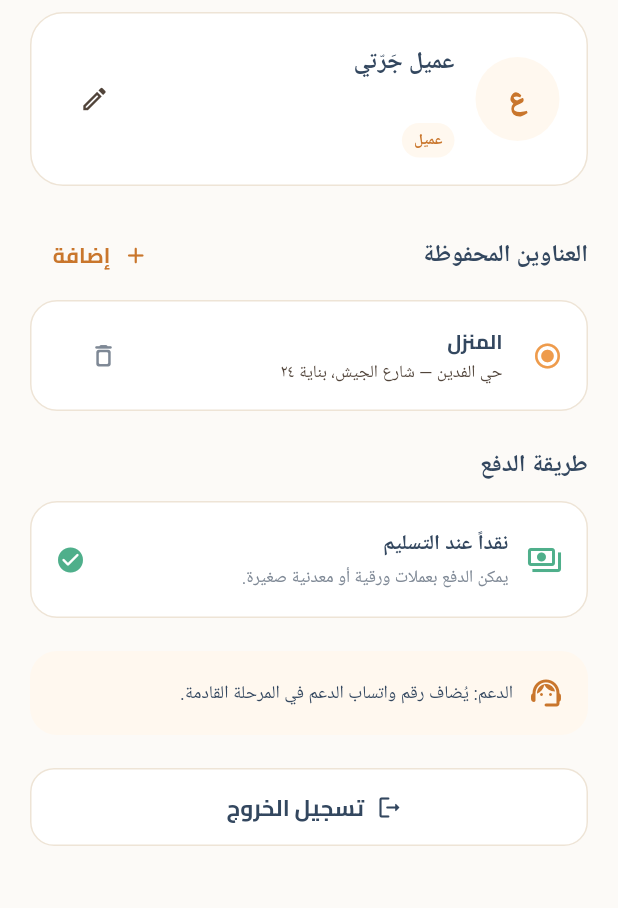
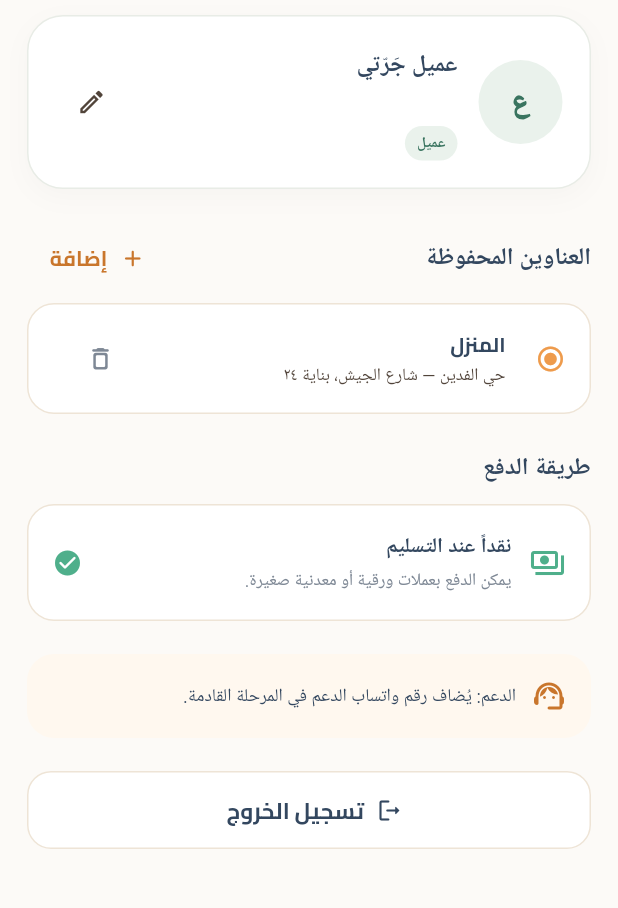
Before and after one commit to bash121213-ops/jarti-gas-mafraq, a Flutter app: the AccountScreen screen opened directly, on a phone screen of 412 x 824 dp, the part 84-992 px from its top. Run offline on Flutter 3.47's test engine with Material 3 defaults, Android fonts, the phone set to English and light mode, and no system bars; our stand-ins replace shared_preferences, supabase_flutter; accounts and stored records are empty.

Commit message:
Polish customer account experience

```diff
--- a/app/lib/features/account/account_screen.dart
+++ b/app/lib/features/account/account_screen.dart
@@ -59,28 +59,29 @@ class AccountScreen extends StatelessWidget {
     final user = state.user;
 
     return Scaffold(
-      appBar: AppBar(title: const Text('حسابي')),
+      appBar: AppBar(title: const Text('حسابي'), backgroundColor: const Color(0xFFF6F7F3)),
       body: ListView(
-        padding: const EdgeInsets.fromLTRB(20, 8, 20, 30),
+        padding: const EdgeInsets.fromLTRB(18, 10, 18, 30),
         children: [
           Container(
             padding: const EdgeInsets.all(18),
             decoration: BoxDecoration(
               color: Colors.white,
-              borderRadius: BorderRadius.circular(22),
-              border: Border.all(color: AppColors.line),
+              borderRadius: BorderRadius.circular(24),
+              border: Border.all(color: const Color(0xFFE8ECE6)),
+              boxShadow: [BoxShadow(color: Colors.black.withValues(alpha: .025), blurRadius: 14, offset: const Offset(0, 5))],
             ),
             child: Row(
               children: [
                 CircleAvatar(
                   radius: 28,
-                  backgroundColor: AppColors.creamDeep,
+                  backgroundColor: const Color(0xFFEAF2EC),
                   child: Text(
                     (user?.displayName ?? 'ج').characters.first,
                     style: const TextStyle(
                       fontSize: 20,
                       fontWeight: FontWeight.w900,
-                      color: AppColors.apricotInk,
+                      color: const Color(0xFF39745F),
                     ),
                   ),
                 ),
@@ -113,7 +114,7 @@ class AccountScreen extends StatelessWidget {
                           vertical: 3,
                         ),
                         decoration: BoxDecoration(
-                          color: AppColors.creamDeep,
+                          color: const Color(0xFFEAF2EC),
                           borderRadius: BorderRadius.circular(999),
                         ),
                         child: Text(
@@ -121,7 +122,7 @@ class AccountScreen extends StatelessWidget {
                           style: const TextStyle(
                             fontSize: 10,
                             fontWeight: FontWeight.w700,
-                            color: AppColors.apricotInk,
+                            color: const Color(0xFF39745F),
                           ),
                         ),
                       ),
```
